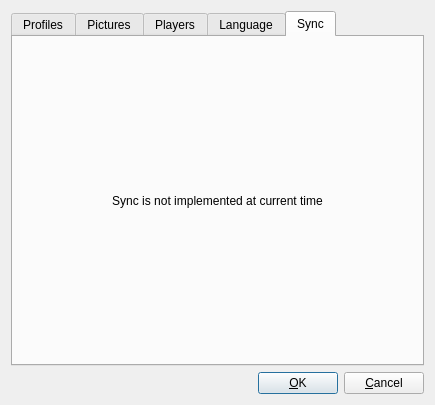
Before: the Qt Designer form OptionsDialog.ui in SyDevTeam/gta5view, drawn with Qt 5.
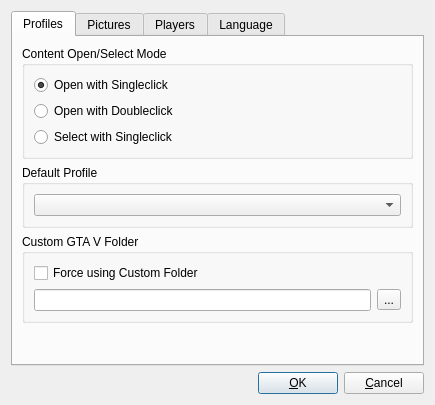
After: the same form once the commit is applied. The open tabs and pages were chosen to show the change. Icons and pictures are not drawn.

```diff
--- a/OptionsDialog.ui
+++ b/OptionsDialog.ui
@@ -414,26 +414,6 @@
        </item>
       </layout>
      </widget>
-     <widget class="QWidget" name="tabSync">
-      <attribute name="title">
-       <string>Sync</string>
-      </attribute>
-      <layout class="QVBoxLayout" name="vlSync">
-       <item>
-        <widget class="QLabel" name="labSync">
-         <property name="text">
-          <string>Sync is not implemented at current time</string>
-         </property>
-         <property name="alignment">
-          <set>Qt::AlignCenter</set>
-         </property>
-         <property name="wordWrap">
-          <bool>true</bool>
-         </property>
-        </widget>
-       </item>
-      </layout>
-     </widget>
     </widget>
    </item>
    <item>
```
Left out of the diff: 6 changed lines with no effect on the pictures.
